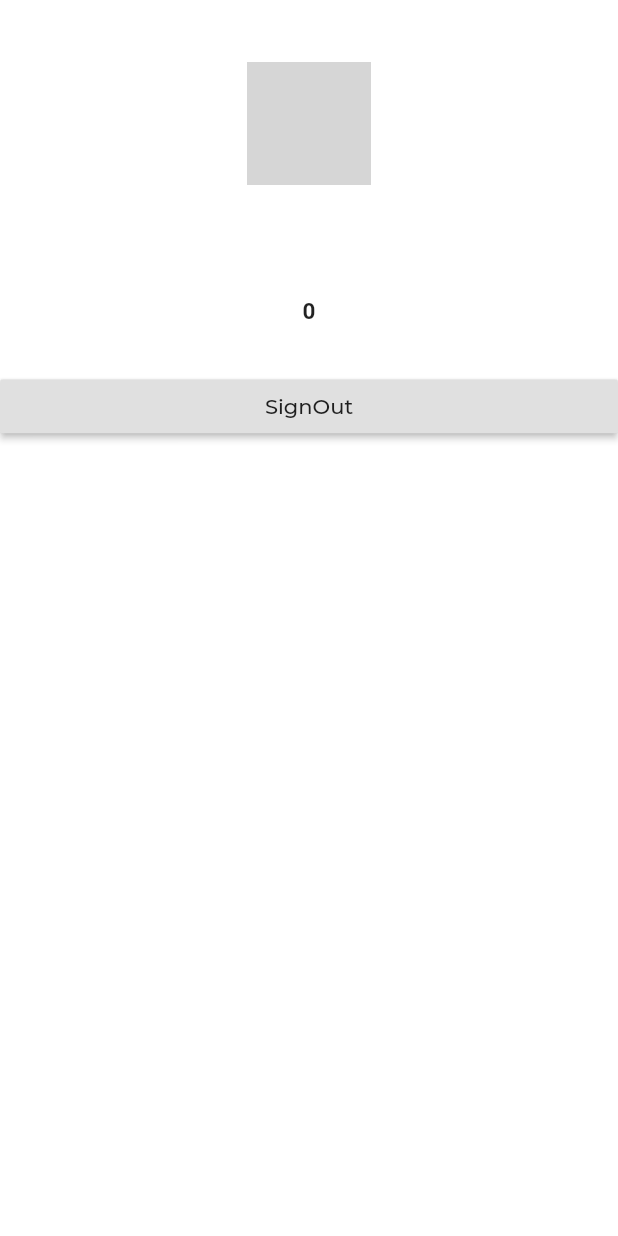
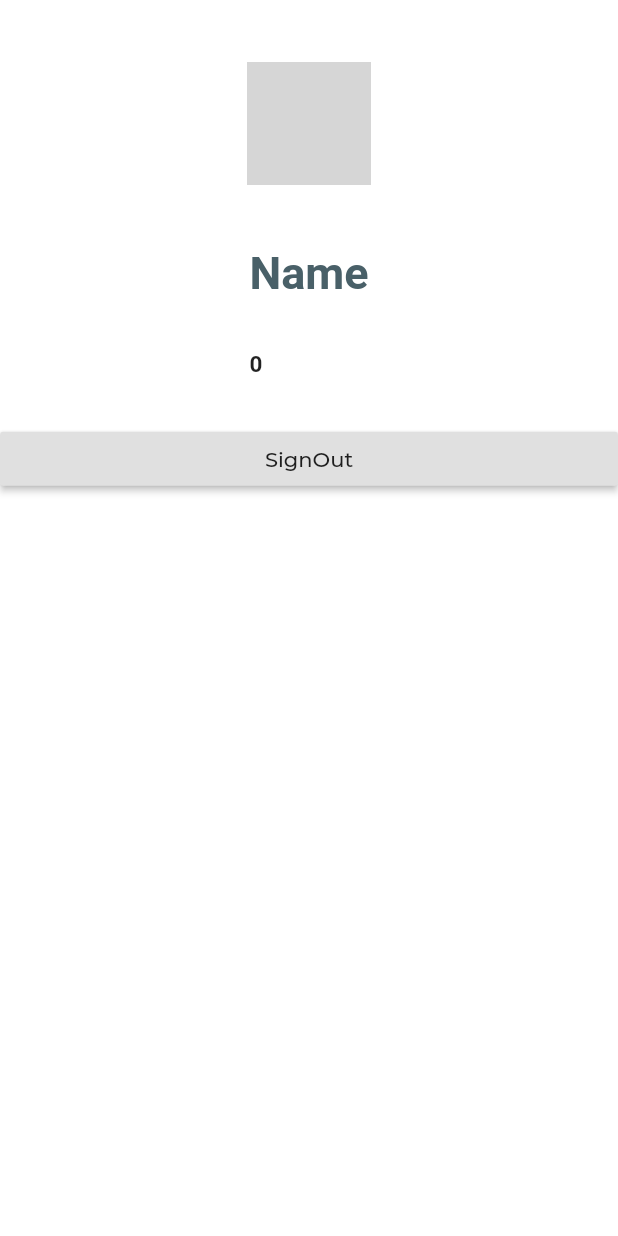
Before and after one commit to muhnee/muhnee_app, a Flutter app: the ProfilePage screen opened directly, on a phone screen of 412 x 824 dp. Run offline on Flutter 3.47's test engine with Material 2 defaults, Android fonts, the phone set to English and light mode, and no system bars; our stand-ins replace awesome_dialog, cloud_firestore, cloud_functions, firebase_auth, flutter_spinkit, google_fonts and 1 more; accounts and stored records are empty; network calls fail; Roboto replaces fonts that are missing (SFPro); grey boxes are pictures that could not be loaded.

Commit message:
Color changes

```diff
--- a/lib/pages/Home/ExpensePageSingleFile.dart
+++ b/lib/pages/Home/ExpensePageSingleFile.dart
@@ -601,7 +601,6 @@ class CategorySelectorBtn extends StatefulWidget {
 }
 
 class _CategorySelectorBtnState extends State<CategorySelectorBtn> {
-  Color unselectedBtnColor = Colors.grey[300];
 
   int _value = -1;
 
--- a/lib/pages/Home/ProfilePage.dart
+++ b/lib/pages/Home/ProfilePage.dart
@@ -142,8 +142,11 @@ class ProfileDescriptions extends StatelessWidget {
                 SizedBox(
                   height: SizeConfig.blockSizeVertical * 5,
                 ),
+                TextElementMain(
+                  text: "Name"),
                 TextElement(
                   text: snapshot.data["displayName"],
+
                 ),
                 TextElement(
                   text: snapshot.data["email"],
@@ -213,3 +216,27 @@ class TextElement extends StatelessWidget {
     );
   }
 }
+
+class TextElementMain extends StatelessWidget {
+  var text;
+  TextElementMain({@required this.text});
+
+  @override
+  Widget build(BuildContext context) {
+    return Padding(
+      padding: EdgeInsets.symmetric(
+        horizontal: SizeConfig.blockSizeHorizontal * 5,
+      ),
+      child: Text(
+        text,
+        style: TextStyle(
+          fontSize: 30.0,
+          fontFamily: "SFPro",
+          fontWeight: FontWeight.bold,
+          color: Color(0xff496068),
+          //foreground: Paint()..shader = linearGradientPurple
+        ),
+      ),
+    );
+  }
+}
```
Also changed, not shown: lib/pages/Home/TransactionsPage.dart (+8 -8 lines).
